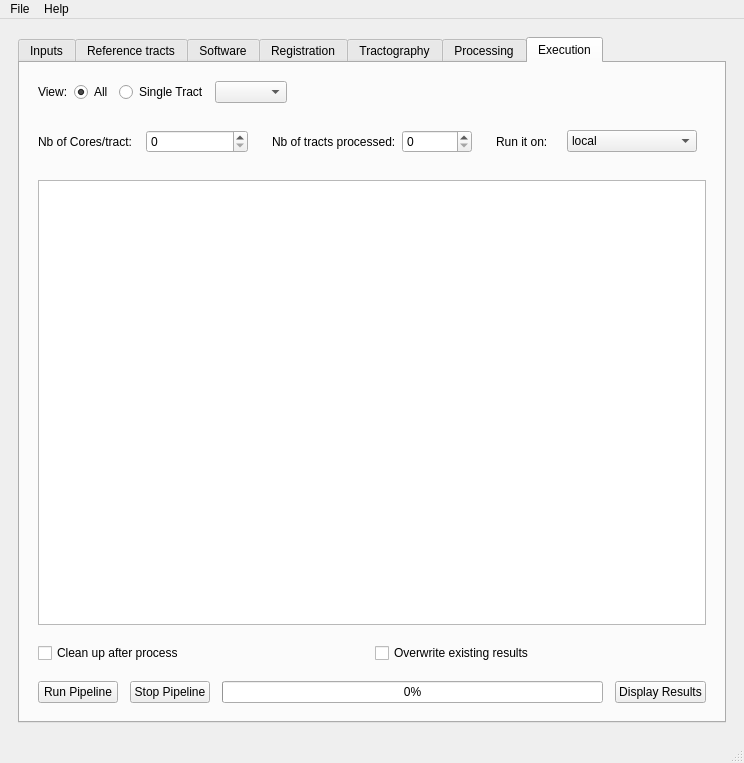
Before: the Qt Designer form AutoTract.ui in wendyuu/AutoTract, drawn with Qt 5.
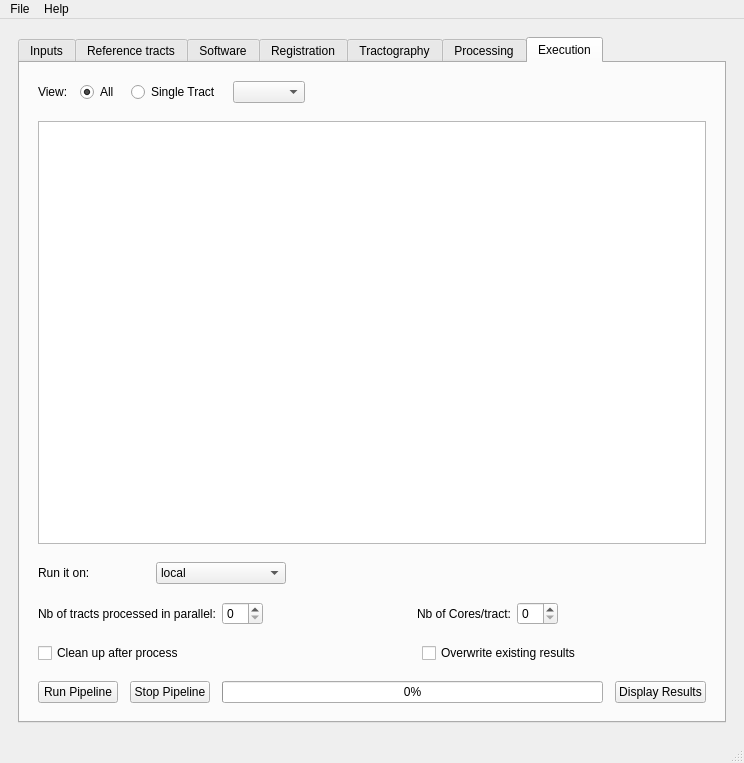
After: the same form once the commit is applied. The open tabs and pages were chosen to show the change. Icons and pictures are not drawn.

Commit message: ENH: tractography step added. STYLE: UI changes ( default/min/max values added to some parameters noticeably )

```diff
--- a/AutoTract.ui
+++ b/AutoTract.ui
@@ -1242,11 +1242,14 @@
          <widget class="QWidget" name="widget" native="true">
           <layout class="QHBoxLayout" name="horizontalLayout_12">
            <property name="spacing">
-            <number>6</number>
+            <number>12</number>
            </property>
            <property name="leftMargin">
             <number>9</number>
            </property>
+           <property name="bottomMargin">
+            <number>9</number>
+           </property>
            <item>
             <widget class="QLabel" name="view_label">
              <property name="text">
@@ -1290,82 +1293,6 @@
           </layout>
          </widget>
         </item>
-        <item>
-         <widget class="QWidget" name="widget_28" native="true">
-          <layout class="QHBoxLayout" name="horizontalLayout_19">
-           <property name="spacing">
-            <number>6</number>
-           </property>
-           <item>
-            <widget class="QWidget" name="widget_24" native="true">
-             <layout class="QHBoxLayout" name="horizontalLayout_15">
-              <property name="leftMargin">
-               <number>0</number>
-              </property>
-              <item>
-               <widget class="QLabel" name="nbCores_label">
-                <property name="text">
-                 <string>Nb of Cores/tract:</string>
-                </property>
-               </widget>
-              </item>
-              <item>
-               <widget class="QSpinBox" name="para_nbCores_spinBox"/>
-              </item>
-             </layout>
-            </widget>
-           </item>
-           <item>
-            <widget class="QWidget" name="widget_27" native="true">
-             <layout class="QHBoxLayout" name="horizontalLayout_17">
-              <item>
-               <widget class="QLabel" name="nbTractsProcessed_label">
-                <property name="text">
-                 <string>Nb of tracts processed:</string>
-                </property>
-               </widget>
-              </item>
-              <item>
-               <widget class="QSpinBox" name="para_nbTractsProcessed_spinBox"/>
-              </item>
-             </layout>
-            </widget>
-           </item>
-           <item>
-            <widget class="QWidget" name="widget_26" native="true">
-             <layout class="QHBoxLayout" name="horizontalLayout_16">
-              <item>
-               <widget class="QLabel" name="computingSystem_label">
-                <property name="text">
-                 <string>Run it on:</string>
-                </property>
-               </widget>
-              </item>
-              <item>
-               <widget class="QComboBox" name="para_computingSystem_comboBox">
-                <item>
-                 <property name="text">
-                  <string>local</string>
-                 </property>
-                </item>
-                <item>
-                 <property name="text">
-                  <string>killdevil</string>
-                 </property>
-                </item>
-                <item>
-                 <property name="text">
-                  <string>killdevil interactive</string>
-                 </property>
-                </item>
-               </widget>
-              </item>
-             </layout>
-            </widget>
-           </item>
-          </layout>
-         </widget>
-        </item>
         <item>
          <widget class="QWidget" name="log_widget" native="true">
           <layout class="QHBoxLayout" name="horizontalLayout_20" stretch="0">
@@ -1381,11 +1308,126 @@
           </layout>
          </widget>
         </item>
+        <item>
+         <widget class="QWidget" name="widget_28" native="true">
+          <layout class="QHBoxLayout" name="horizontalLayout_19">
+           <property name="spacing">
+            <number>66</number>
+           </property>
+           <property name="topMargin">
+            <number>9</number>
+           </property>
+           <property name="rightMargin">
+            <number>9</number>
+           </property>
+           <property name="bottomMargin">
+            <number>9</number>
+           </property>
+           <item>
+            <widget class="QLabel" name="computingSystem_label">
+             <property name="text">
+              <string>Run it on:</string>
+             </property>
+            </widget>
+           </item>
+           <item>
+            <widget class="QComboBox" name="para_computingSystem_comboBox">
+             <item>
+              <property name="text">
+               <string>local</string>
+              </property>
+             </item>
+             <item>
+              <property name="text">
+               <string>killdevil</string>
+              </property>
+             </item>
+             <item>
+              <property name="text">
+               <string>killdevil interactive</string>
+              </property>
+             </item>
+            </widget>
+           </item>
+           <item>
+            <spacer name="horizontalSpacer_5">
+             <property name="orientation">
+              <enum>Qt::Horizontal</enum>
+             </property>
+             <property name="sizeHint" stdset="0">
+              <size>
+               <width>40</width>
+               <height>20</height>
+              </size>
+             </property>
+            </spacer>
+           </item>
+          </layout>
+         </widget>
+        </item>
+        <item>
+         <widget class="QWidget" name="widget_7" native="true">
+          <layout class="QHBoxLayout" name="horizontalLayout_3">
+           <property name="topMargin">
+            <number>9</number>
+           </property>
+           <property name="bottomMargin">
+            <number>9</number>
+           </property>
+           <item>
+            <widget class="QLabel" name="nbTractsProcessed_label">
+             <property name="text">
+              <string>Nb of tracts processed in parallel:</string>
+             </property>
+            </widget>
+           </item>
+           <item>
+            <widget class="QSpinBox" name="para_nbTractsProcessed_spinBox"/>
+           </item>
+           <item>
+            <spacer name="horizontalSpacer_3">
+             <property name="orientation">
+              <enum>Qt::Horizontal</enum>
+             </property>
+             <property name="sizeHint" stdset="0">
+              <size>
+               <width>20</width>
+               <height>20</height>
+              </size>
+             </property>
+            </spacer>
+           </item>
+           <item>
+            <widget class="QLabel" name="nbCores_label">
+             <property name="text">
+              <string>Nb of Cores/tract:</string>
+             </property>
+            </widget>
+           </item>
+           <item>
+            <widget class="QSpinBox" name="para_nbCores_spinBox"/>
+           </item>
+           <item>
+            <spacer name="horizontalSpacer_4">
+             <property name="orientation">
+              <enum>Qt::Horizontal</enum>
+             </property>
+             <property name="sizeHint" stdset="0">
+              <size>
+               <width>40</width>
+               <height>20</height>
+              </size>
+             </property>
+            </spacer>
+           </item>
+          </layout>
+         </widget>
+        </item>
         <item>
          <widget class="QWidget" name="widget_29" native="true">
           <layout class="QHBoxLayout" name="horizontalLayout_18">
            <property name="spacing">
-            <number>6</number>
+            <number>100</number>
            </property>
            <item>
             <widget class="QCheckBox" name="para_cleanup_checkBox">
```
Left out of the diff: 168 changed lines with no effect on the pictures. The commit also changes 2 other files.
